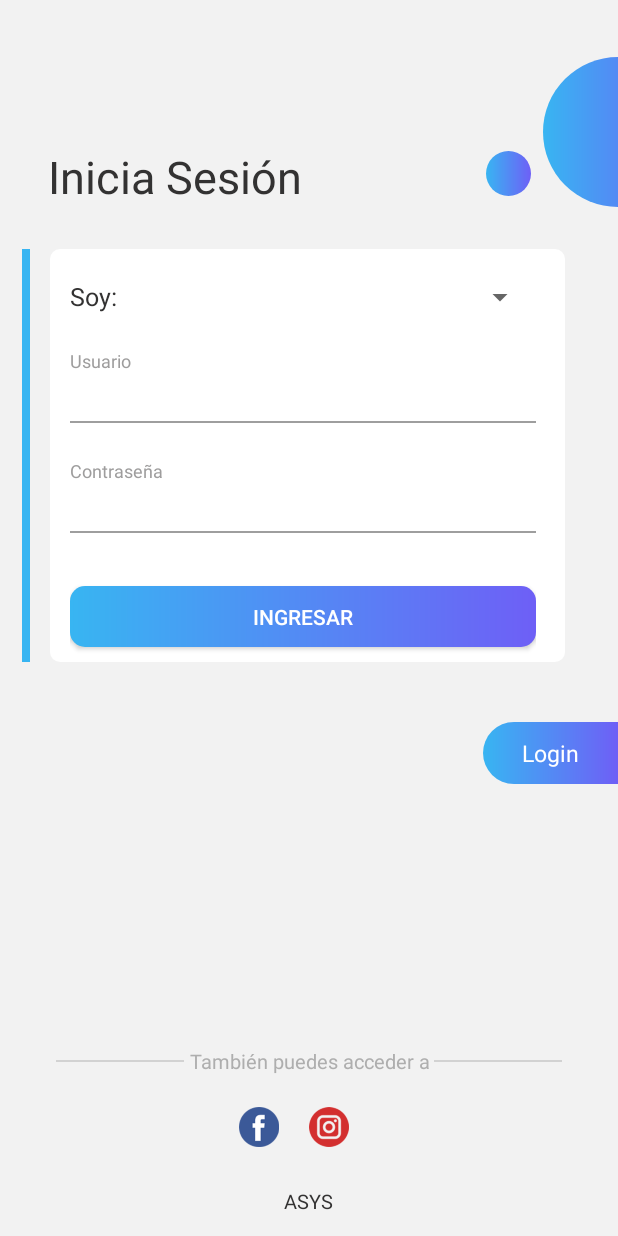
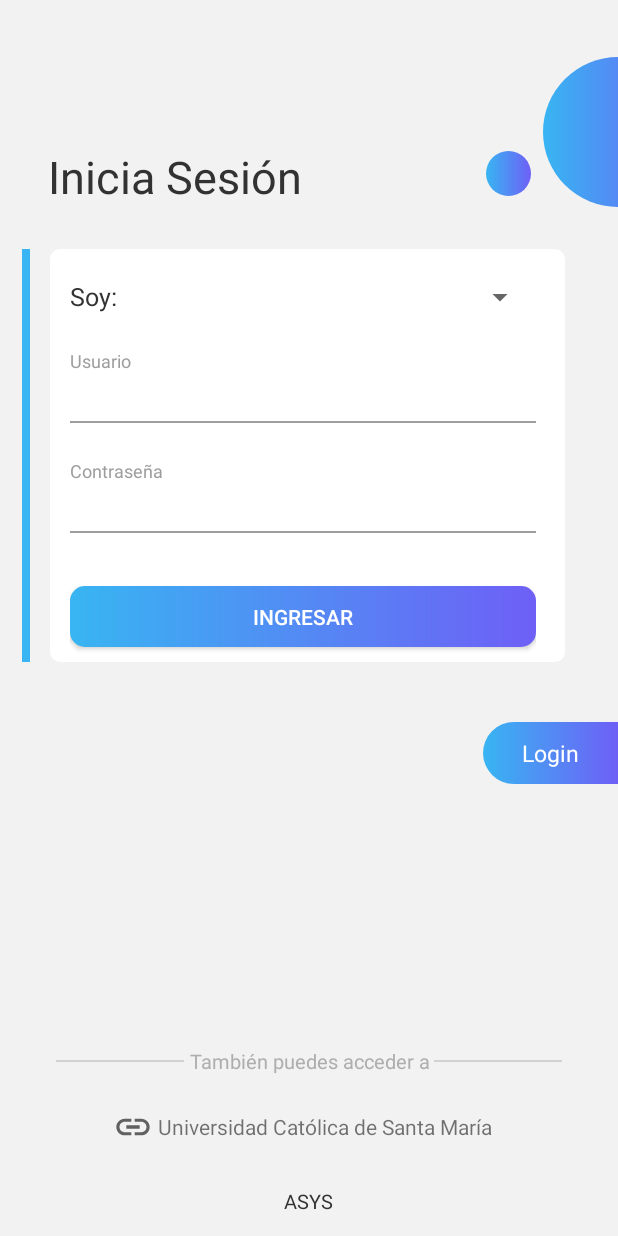
Before and after one commit to NicolasPCS/ASYS, an Android app: the LoginActivity screen opened directly, with no data from a screen before it, on a phone screen of 412 x 824 dp. Run offline under Robolectric (Android 15) with nearby library versions, the phone set to English and light mode, and no system bars; our stand-ins replace Firebase (no records; nobody signed in at launch, a user with empty details on screens opened directly).

Commit message:
Login Screen modifications

```diff
--- /dev/null
+++ b/app/src/main/res/drawable/ic_baseline_insert_link_24.xml
@@ -0,0 +1,10 @@
+<vector xmlns:android="http://schemas.android.com/apk/res/android"
+    android:width="24dp"
+    android:height="24dp"
+    android:viewportWidth="24"
+    android:viewportHeight="24"
+    android:tint="?attr/colorControlNormal">
+  <path
+      android:fillColor="@android:color/white"
+      android:pathData="M3.9,12c0,-1.71 1.39,-3.1 3.1,-3.1h4L11,7L7,7c-2.76,0 -5,2.24 -5,5s2.24,5 5,5h4v-1.9L7,15.1c-1.71,0 -3.1,-1.39 -3.1,-3.1zM8,13h8v-2L8,11v2zM17,7h-4v1.9h4c1.71,0 3.1,1.39 3.1,3.1s-1.39,3.1 -3.1,3.1h-4L13,17h4c2.76,0 5,-2.24 5,-5s-2.24,-5 -5,-5z"/>
+</vector>
--- a/app/src/main/res/layout/activity_login.xml
+++ b/app/src/main/res/layout/activity_login.xml
@@ -260,6 +260,7 @@
         <LinearLayout
             android:layout_width="match_parent"
             android:layout_height="wrap_content"
+            android:layout_gravity="center"
             android:layout_marginBottom="26.6dp"
             android:gravity="center"
             android:orientation="horizontal">
@@ -267,14 +268,16 @@
             <ImageView
                 android:layout_width="26.7dp"
                 android:layout_height="26.7dp"
-                android:src="@drawable/fb" />
+                android:layout_marginStart="75dp"
+                android:src="@drawable/ic_baseline_insert_link_24" />
 
-            <ImageView
-                android:layout_width="26.7dp"
-                android:layout_height="26.7dp"
-                android:layout_marginLeft="20dp"
-                android:layout_marginRight="20dp"
-                android:src="@drawable/instagram" />
+            <TextView
+                android:id="@+id/textView3"
+                android:layout_width="wrap_content"
+                android:layout_height="wrap_content"
+                android:layout_marginEnd="50dp"
+                android:layout_weight="1"
+                android:text=" Universidad Católica de Santa María" />
 
         </LinearLayout>
 
```
